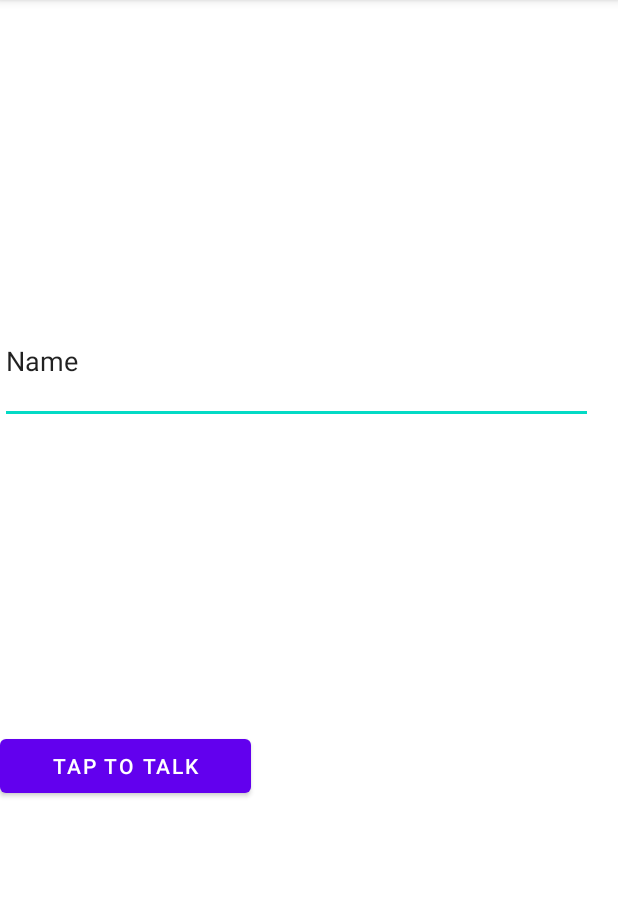
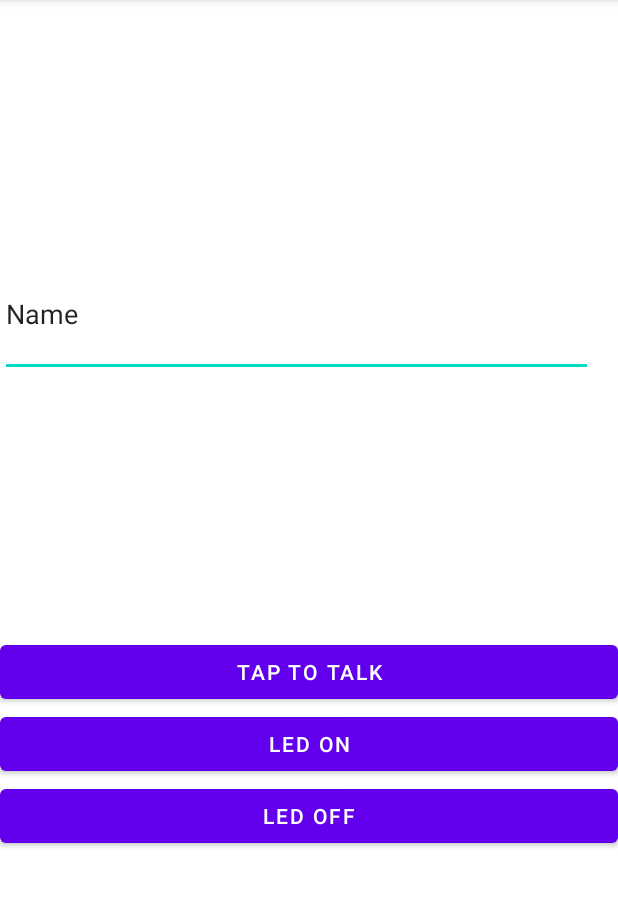
Before and after one commit to iot-team-fcw/iot-lab-4, an Android app: the screen it shows after launch (MainActivity), on a phone screen of 412 x 824 dp, the part 84-990 px from its top. Run offline under Robolectric (Android 15) with nearby library versions, the phone set to English and light mode, and no system bars.

Commit message:
Starting Volley Branch
Added volley to gradle dependencies
Added buttons to test connectivity

```diff
--- a/app/build.gradle
+++ b/app/build.gradle
@@ -33,6 +33,7 @@ dependencies {
     implementation 'androidx.appcompat:appcompat:1.1.0'
     implementation 'com.google.android.material:material:1.1.0'
     implementation 'androidx.constraintlayout:constraintlayout:1.1.3'
+    implementation 'com.android.volley:volley:1.1.1'
     testImplementation 'junit:junit:4.+'
     androidTestImplementation 'androidx.test.ext:junit:1.1.1'
     androidTestImplementation 'androidx.test.espresso:espresso-core:3.2.0'
--- a/app/src/main/java/com/example/iot_lab4/MainActivity.java
+++ b/app/src/main/java/com/example/iot_lab4/MainActivity.java
@@ -9,14 +9,14 @@ import android.speech.RecognizerIntent;
 import android.view.View;
 import android.widget.Button;
 import android.widget.EditText;
-import android.widget.ImageView;
-
 import java.util.ArrayList;
 
 public class MainActivity extends AppCompatActivity {
 
     Button speechButton;
     EditText speechText;
+    Button button_on;
+    Button button_off;
 
     private static final int RECOGNIZER_RESULT = 1;
 
@@ -27,6 +27,8 @@ public class MainActivity extends AppCompatActivity {
 
         speechButton = findViewById(R.id.speechButton);
         speechText = findViewById(R.id.speechText);
+        button_on = findViewById(R.id.button_on);
+        button_off = findViewById(R.id.button_off);
 
         speechButton.setOnClickListener(new View.OnClickListener() {
             @Override
@@ -35,6 +37,20 @@ public class MainActivity extends AppCompatActivity {
                 speechIntent.putExtra(RecognizerIntent.EXTRA_LANGUAGE_MODEL, RecognizerIntent.LANGUAGE_MODEL_FREE_FORM);
                 speechIntent.putExtra(RecognizerIntent.EXTRA_PROMPT, "Speech to Text");
                 startActivityForResult(speechIntent, RECOGNIZER_RESULT);
+            }
+        });
+
+        button_on.setOnClickListener(new View.OnClickListener() {
+            @Override
+            public void onClick(View view) {
+
+            }
+        });
+
+        button_off.setOnClickListener(new View.OnClickListener() {
+            @Override
+            public void onClick(View view) {
+
             }
         });
     }
--- a/app/src/main/res/layout/activity_main.xml
+++ b/app/src/main/res/layout/activity_main.xml
@@ -8,12 +8,13 @@
 
     <Button
         android:id="@+id/speechButton"
-        android:layout_width="167dp"
+        android:layout_width="0dp"
         android:layout_height="wrap_content"
-        android:layout_marginBottom="233dp"
         android:text="Tap to Talk"
-        app:layout_constraintBottom_toBottomOf="parent"
-        tools:layout_editor_absoluteX="122dp" />
+        app:layout_constraintBottom_toTopOf="@+id/button_on"
+        app:layout_constraintEnd_toEndOf="parent"
+        app:layout_constraintHorizontal_bias="1.0"
+        app:layout_constraintStart_toStartOf="parent" />
 
     <EditText
         android:id="@+id/speechText"
@@ -28,4 +29,24 @@
         app:layout_constraintTop_toTopOf="parent"
         tools:layout_editor_absoluteX="8dp" />
 
+    <Button
+        android:id="@+id/button_on"
+        android:layout_width="0dp"
+        android:layout_height="wrap_content"
+        android:text="LED ON"
+        app:layout_constraintBottom_toTopOf="@+id/button_off"
+        app:layout_constraintEnd_toEndOf="parent"
+        app:layout_constraintHorizontal_bias="1.0"
+        app:layout_constraintStart_toStartOf="parent" />
+
+    <Button
+        android:id="@+id/button_off"
+        android:layout_width="0dp"
+        android:layout_height="wrap_content"
+        android:layout_marginBottom="200dp"
+        android:text="LED OFF"
+        app:layout_constraintBottom_toBottomOf="parent"
+        app:layout_constraintEnd_toEndOf="parent"
+        app:layout_constraintStart_toStartOf="parent" />
+
 </androidx.constraintlayout.widget.ConstraintLayout>
```
